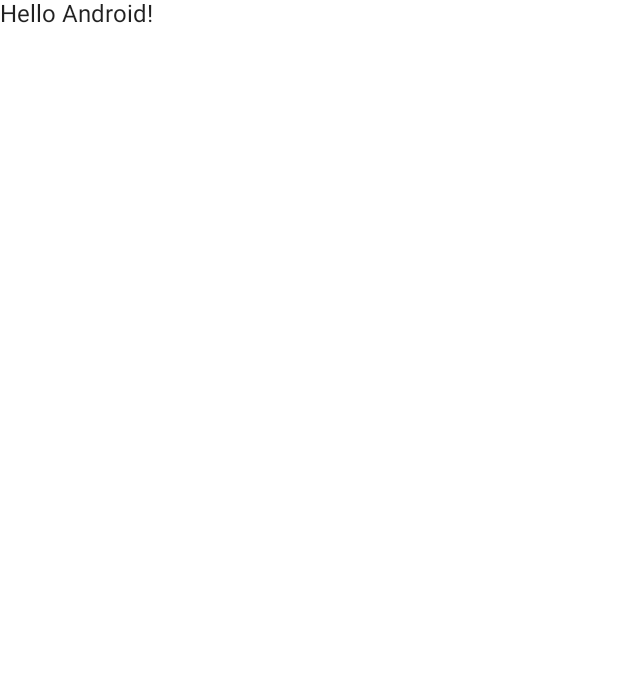
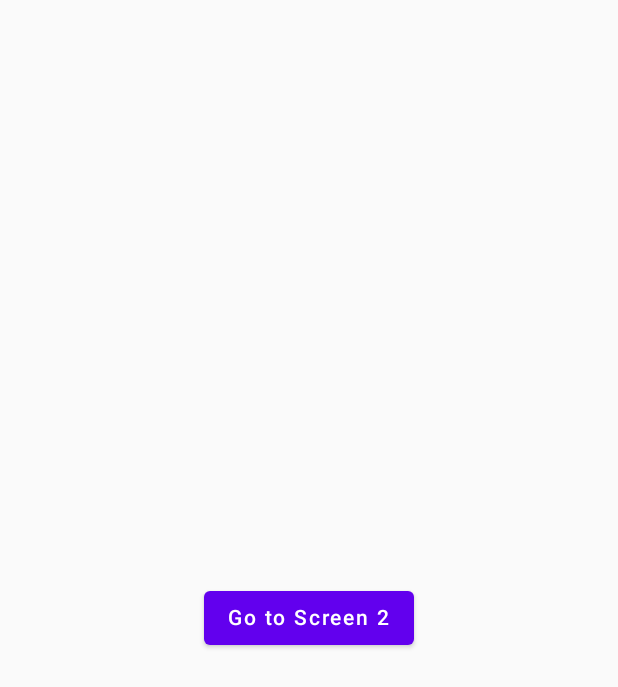
Before and after one commit to sammcmillan97/BarcodeBrawlers, an Android app built with Jetpack Compose: the screen it shows after launch (MainActivity), on a phone screen of 412 x 824 dp. Before the commit the part shown is almost empty. Shown: the top 687 px of the screen. Run offline under Robolectric (Android 15) with nearby library versions, the phone set to English and light mode, and no system bars.

Commit message:
added basic navigation

```diff
--- a/app/build.gradle
+++ b/app/build.gradle
@@ -60,4 +60,5 @@ dependencies {
     androidTestImplementation "androidx.compose.ui:ui-test-junit4:$compose_ui_version"
     debugImplementation "androidx.compose.ui:ui-tooling:$compose_ui_version"
     debugImplementation "androidx.compose.ui:ui-test-manifest:$compose_ui_version"
+    implementation "androidx.navigation:navigation-compose:2.5.0"
 }
--- a/app/src/main/java/com/example/barcodebrawlers/MainActivity.kt
+++ b/app/src/main/java/com/example/barcodebrawlers/MainActivity.kt
@@ -1,43 +1,71 @@
 package com.example.barcodebrawlers
-
 import android.os.Bundle
 import androidx.activity.ComponentActivity
 import androidx.activity.compose.setContent
-import androidx.compose.foundation.layout.fillMaxSize
-import androidx.compose.material.MaterialTheme
-import androidx.compose.material.Surface
+import androidx.compose.foundation.layout.*
+import androidx.compose.material.Button
 import androidx.compose.material.Text
 import androidx.compose.runtime.Composable
+import androidx.compose.ui.Alignment
 import androidx.compose.ui.Modifier
-import androidx.compose.ui.tooling.preview.Preview
-import com.example.barcodebrawlers.ui.theme.BarcodeBrawlersTheme
-
+import androidx.compose.ui.unit.dp
+import androidx.navigation.NavController
+import androidx.navigation.compose.NavHost
+import androidx.navigation.compose.composable
+import androidx.navigation.compose.rememberNavController
 class MainActivity : ComponentActivity() {
     override fun onCreate(savedInstanceState: Bundle?) {
         super.onCreate(savedInstanceState)
         setContent {
-            BarcodeBrawlersTheme {
-                // A surface container using the 'background' color from the theme
-                Surface(
-                    modifier = Modifier.fillMaxSize(),
-                    color = MaterialTheme.colors.background
-                ) {
-                    Greeting("Android")
-                }
-            }
+            MyApp()
         }
     }
 }
 
 @Composable
-fun Greeting(name: String) {
-    Text(text = "Hello $name!")
+fun MyApp() {
+    val navController = rememberNavController()
+
+    NavHost(navController, startDestination = "screen1") {
+        composable("screen1") { Screen1(navController) }
+        composable("screen2") { Screen2(navController) }
+        composable("screen3") { Screen3(navController) }
+    }
 }
 
-@Preview(showBackground = true)
 @Composable
-fun DefaultPreview() {
-    BarcodeBrawlersTheme {
-        Greeting("Android")
+fun Screen1(navController: NavController) {
+    Column(
+        modifier = Modifier.fillMaxSize(),
+        verticalArrangement = Arrangement.Center,
+        horizontalAlignment = Alignment.CenterHorizontally
+    ) {
+        Button(onClick = { navController.navigate("screen2") }) {
+            Text(text = "Go to Screen 2")
+        }
     }
 }
+
+@Composable
+fun Screen2(navController: NavController) {
+    // Similar to Screen1 but with options to navigate to Screen1 and Screen3
+    Column(
+        modifier = Modifier.fillMaxSize(),
+        verticalArrangement = Arrangement.Center,
+        horizontalAlignment = Alignment.CenterHorizontally
+    ) {
+        Button(onClick = { navController.navigate("screen1") }) {
+            Text(text = "Go to Screen 1")
+        }
+        Spacer(modifier = Modifier.height(16.dp))
+        Button(onClick = { navController.navigate("screen3") }) {
+            Text(text = "Go to Screen 3")
+        }
+    }
+}
+
+@Composable
+fun Screen3(navController: NavController) {
+    // Similar to Screen2 but with options to navigate to Screen1 and Screen2
+    // ...
+}
```
